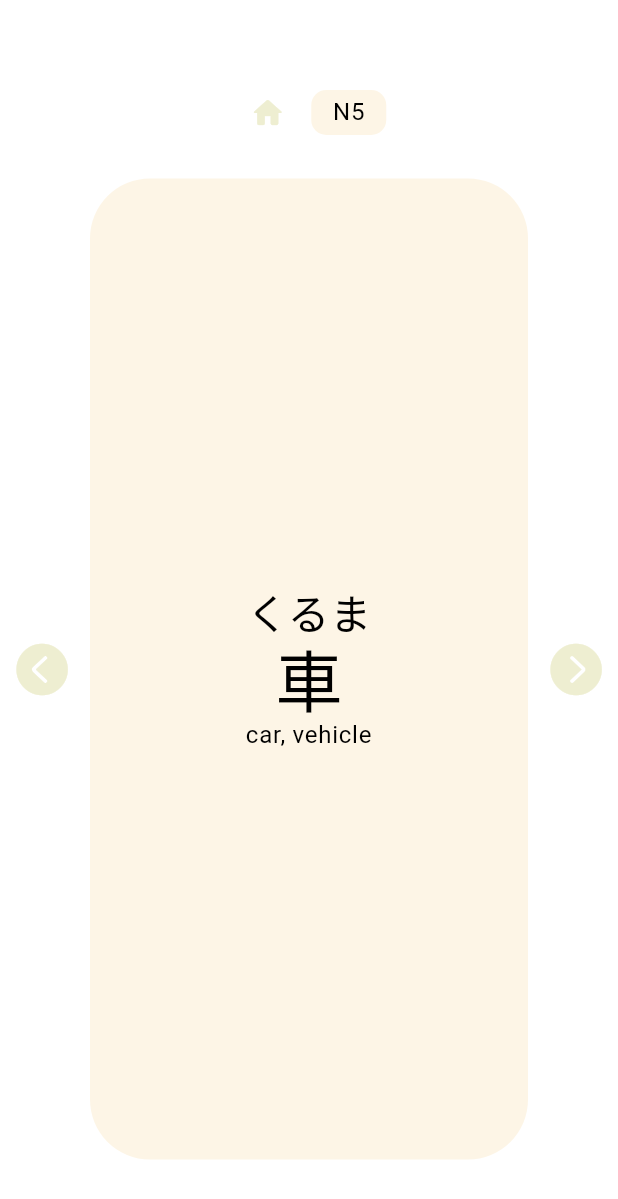
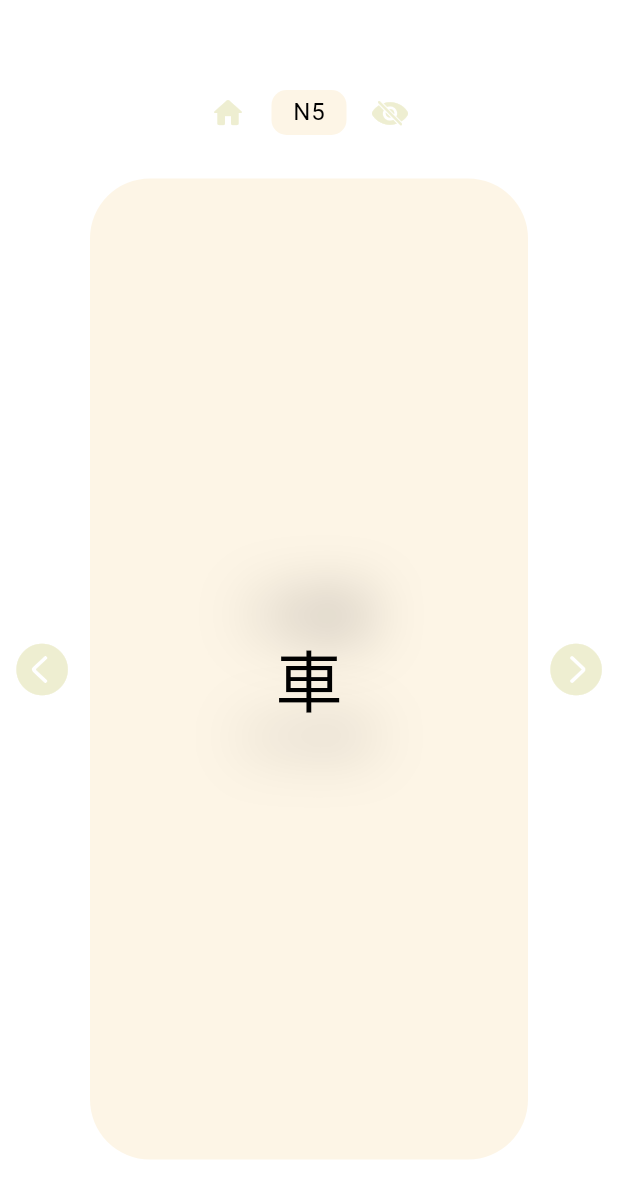
Before and after one commit to ShierChan/Stepper, a Flutter app: the screen it shows after launch, after a tap on "Casual", on a phone screen of 412 x 824 dp. Shown: the top 1199 px of the screen. Run offline on Flutter 3.47's test engine with Material 3 defaults, Android fonts, the phone set to English and light mode, and no system bars.

Commit message:
adjust the color theme.add blur for the pronunciation and meaning of the words,and you can read it while you put your mouse upon it.

```diff
--- a/lib/color.dart
+++ b/lib/color.dart
@@ -24,6 +24,7 @@ class GlobalTheme {
         scaffoldBackgroundColor: colorScheme.surface,
         highlightColor: Colors.transparent,
         focusColor: focusColor,
+        splashColor: Colors.blueAccent, // 控制水滴纹颜色
         textTheme: TextTheme(
           bodyLarge: TextStyle(color: textColor),
           bodyMedium: TextStyle(color: textColor),
@@ -42,7 +43,7 @@ class GlobalTheme {
 
   static const ColorScheme darkColorScheme = ColorScheme(
     primary: Color(0xFFFF8383),
-    secondary: Color(0xFFD3DDE4),
+    secondary: Color(0xFF46466b),
     surface: Color(0xFF2f2f48),
     onSurface: Color(0x0DFFFFFF),
     error: Colors.redAccent,
--- a/lib/main.dart
+++ b/lib/main.dart
@@ -38,7 +38,7 @@ class _StepperRootState extends State<StepperRoot> {
         width: double.infinity,
         height: MediaQuery.of(context).size.height,
         child: Center(
-          child: Row(
+          child: Column(
             mainAxisSize: MainAxisSize.min,
             children: [
               GestureDetector(
@@ -73,7 +73,7 @@ class _StepperRootState extends State<StepperRoot> {
                   );
                 },
               ),
-              const Padding(padding: EdgeInsets.only(left: 20)),
+              const Padding(padding: EdgeInsets.only(top: 20)),
               GestureDetector(
                 child: ClipOval(
                   child: Container(
--- a/lib/pages/casual_memorize.dart
+++ b/lib/pages/casual_memorize.dart
@@ -1,11 +1,13 @@
 import 'dart:convert';
 import 'dart:math';
+import 'dart:ui';
 
 import 'package:flutter/cupertino.dart';
 import 'package:flutter/foundation.dart';
 import 'package:flutter/material.dart';
 import 'package:flutter/services.dart';
 import 'package:stepper/data.dart';
+import 'package:stepper/widgets/normal_widgets.dart';
 
 class CasualMemorize extends StatefulWidget {
   const CasualMemorize({super.key});
@@ -19,8 +21,10 @@ class CasualMemorizeState extends State<CasualMemorize> {
   int step = -1;
   String level = "N5";
   static List<String> levelList = ["N1", "N2", "N3", "N4", "N5", "all"];
+  List<dynamic> jsonArray = []; // 存储 JSON 数组
 
-  List<dynamic> jsonArray = []; // 存储 JSON 数组
+  bool isPronunciationAndMeaningVisible = false;
+
   // 读取 JSON 数组
   Future<void> loadJsonArray() async {
     try {
@@ -88,7 +92,6 @@ class CasualMemorizeState extends State<CasualMemorize> {
   @override
   Widget build(BuildContext context) {
     return Scaffold(
-      backgroundColor: Theme.of(context).colorScheme.surface,
       body: SizedBox(
         width: double.infinity,
         height: MediaQuery.of(context).size.height,
@@ -103,6 +106,7 @@ class CasualMemorizeState extends State<CasualMemorize> {
                   onPressed: () {
                     Navigator.of(context).pop();
                   },
+                  hoverColor: Theme.of(context).colorScheme.onSurface,
                 ),
                 const Padding(padding: EdgeInsets.only(left: 5)),
                 GestureDetector(
@@ -128,6 +132,22 @@ class CasualMemorizeState extends State<CasualMemorize> {
                     );
                   },
                 ),
+                const Padding(padding: EdgeInsets.only(left: 5)),
+                IconButton(
+                  icon: Icon(
+                    isPronunciationAndMeaningVisible
+                        ? CupertinoIcons.eye_fill
+                        : CupertinoIcons.eye_slash_fill,
+                    color: Theme.of(context).colorScheme.secondary,
+                  ),
+                  onPressed: () {
+                    setState(() {
+                      isPronunciationAndMeaningVisible =
+                          !isPronunciationAndMeaningVisible;
+                    });
+                  },
+                  hoverColor: Theme.of(context).colorScheme.onSurface,
+                ),
               ],
             ),
             const Padding(padding: EdgeInsets.only(top: 20)),
@@ -144,8 +164,7 @@ class CasualMemorizeState extends State<CasualMemorize> {
                           })
                         : null;
                   },
-                  splashColor: Colors.transparent, // 去除水滴纹
-                  highlightColor: Colors.transparent, // 去除高亮色
+                  hoverColor: Theme.of(context).colorScheme.onSurface,
                 ),
                 const Padding(padding: EdgeInsets.only(left: 4)),
                 Container(
@@ -159,15 +178,21 @@ class CasualMemorizeState extends State<CasualMemorize> {
                       child: Column(
                     mainAxisSize: MainAxisSize.min,
                     children: [
-                      Text(step >= 0 ? tanGoList[step].pronunciation : "",
-                          style: Theme.of(context).textTheme.headlineMedium),
+                      FlexibleBlurContainer(
+                          alwaysVisible: isPronunciationAndMeaningVisible,
+                          child: Text(
+                              step >= 0 ? tanGoList[step].pronunciation : "",
+                              style:
+                                  Theme.of(context).textTheme.headlineMedium)),
                       Text(
                         step >= 0 ? tanGoList[step].word : "",
                         style: Theme.of(context).textTheme.displayMedium,
                       ),
-                      Text(step >= 0 ? tanGoList[step].meaning : "",
-                          textAlign: TextAlign.center,
-                          style: Theme.of(context).textTheme.bodyLarge),
+                      FlexibleBlurContainer(
+                          alwaysVisible: isPronunciationAndMeaningVisible,
+                          child: Text(step >= 0 ? tanGoList[step].meaning : "",
+                              textAlign: TextAlign.center,
+                              style: Theme.of(context).textTheme.bodyLarge)),
                     ],
                   )),
                 ),
@@ -180,6 +205,7 @@ class CasualMemorizeState extends State<CasualMemorize> {
                       pickRandomTanGoAndStep();
                     });
                   },
+                  hoverColor: Theme.of(context).colorScheme.onSurface,
                 )
               ],
             )
--- /dev/null
+++ b/lib/widgets/normal_widgets.dart
@@ -0,0 +1,43 @@
+import 'dart:ui';
+
+import 'package:flutter/material.dart';
+
+/// 给一个元素模糊效果
+///
+/// 并在光标移动在此元素之上时去除模糊效果
+class FlexibleBlurContainer extends StatefulWidget {
+  const FlexibleBlurContainer(
+      {super.key, required this.child, required this.alwaysVisible});
+
+  final bool alwaysVisible;
+  final Widget child;
+
+  @override
+  State<FlexibleBlurContainer> createState() => FlexibleBlurContainerState();
+}
+
+class FlexibleBlurContainerState extends State<FlexibleBlurContainer> {
+  bool isHover = false;
+
+  @override
+  Widget build(BuildContext context) {
+    return MouseRegion(
+      onEnter: (_) {
+        setState(() {
+          isHover = true;
+        });
+      },
+      onExit: (_) {
+        setState(() {
+          isHover = false;
+        });
+      },
+      child: ImageFiltered(
+        imageFilter: ImageFilter.blur(
+            sigmaX: isHover || widget.alwaysVisible ? 0 : 20,
+            sigmaY: isHover || widget.alwaysVisible ? 0 : 20),
+        child: widget.child,
+      ),
+    );
+  }
+}
```
Also changed, not shown: 56 other files.
